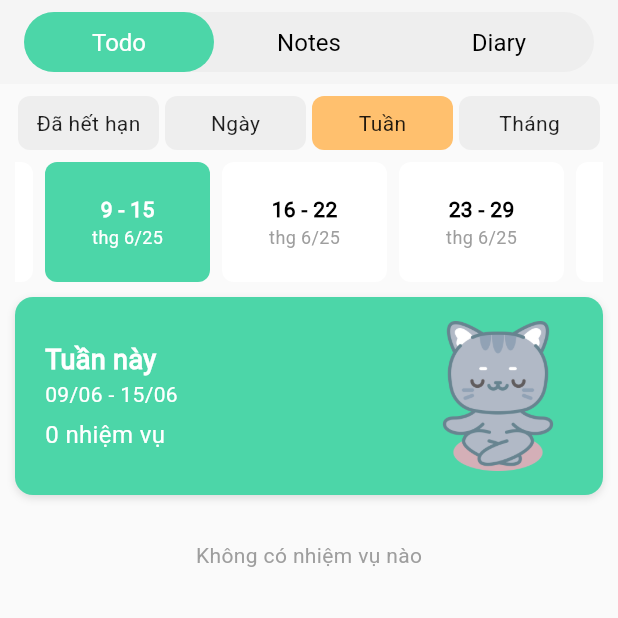
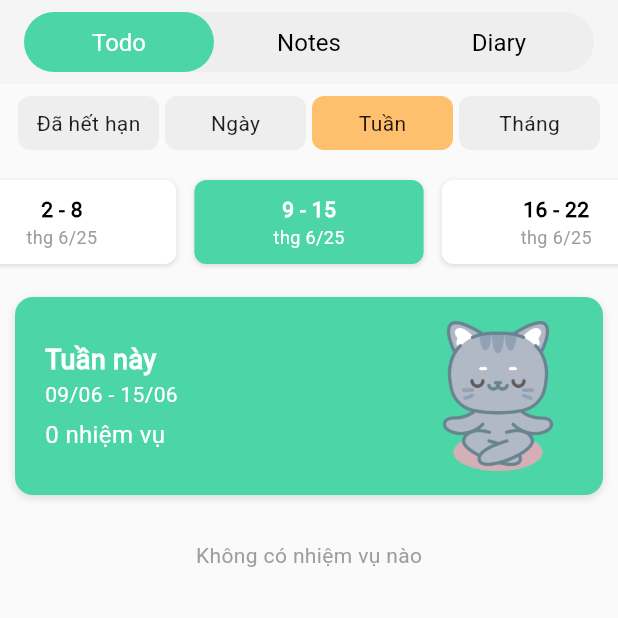
Before and after one commit to nguyentrong3114/appreminder, a Flutter app: the TodoScreen screen opened by its route, after a tap on "Đã hết hạn", after a tap on "Ngày", after a tap on "Tuần", on a phone screen of 412 x 824 dp, the top half of it. Run offline on Flutter 3.47's test engine with Material 3 defaults, Android fonts, the phone set to English and light mode, and no system bars; our stand-ins replace audioplayers, cloud_firestore, firebase_auth, firebase_core, fl_chart, flutter_colorpicker and 6 more; accounts and stored records are empty.

Commit message:
fix todo

```diff
--- a/lib/views/widgets/manage/todo.dart
+++ b/lib/views/widgets/manage/todo.dart
@@ -22,9 +22,9 @@ class TodoState extends State<TodoScreen> {
   late List<DateTime> allDays;
   late List<List<DateTime>> allWeeks;
   late List<DateTime> allMonths;
-  late ScrollController dayScrollController;
-  late ScrollController weekScrollController;
-  late ScrollController monthScrollController;
+  late PageController dayPageController;
+  late PageController weekPageController;
+  late PageController monthPageController;
   int currentDayIndex = 0;
   int currentWeekIndex = 0;
   int currentMonthIndex = 0;
@@ -34,17 +34,20 @@ class TodoState extends State<TodoScreen> {
     super.initState();
     _initializeDates();
 
-    // Cuộn đến ngày hiện tại
-    dayScrollController = ScrollController(
-      initialScrollOffset: math.max(0, (currentDayIndex - 3) * 49.0),
+    // Khởi tạo PageController với vị trí hiện tại
+    dayPageController = PageController(
+      initialPage: currentDayIndex,
+      viewportFraction: 0.2, // Hiển thị 5 items cùng lúc
     );
 
-    weekScrollController = ScrollController(
-      initialScrollOffset: math.max(0, (currentWeekIndex - 1) * 120.0),
+    weekPageController = PageController(
+      initialPage: currentWeekIndex,
+      viewportFraction: 0.4, // Hiển thị 2.5 items cùng lúc
     );
 
-    monthScrollController = ScrollController(
-      initialScrollOffset: math.max(0, (currentMonthIndex - 2) * 80.0),
+    monthPageController = PageController(
+      initialPage: currentMonthIndex,
+      viewportFraction: 0.3, // Hiển thị 3.3 items cùng lúc
     );
   }
 
@@ -120,6 +123,14 @@ class TodoState extends State<TodoScreen> {
 
   List<DateTime> _getWeekRange(DateTime startDate) {
     return List.generate(7, (index) => startDate.add(Duration(days: index)));
+  }
+
+  @override
+  void dispose() {
+    dayPageController.dispose();
+    weekPageController.dispose();
+    monthPageController.dispose();
+    super.dispose();
   }
 
   @override
@@ -210,26 +221,26 @@ class TodoState extends State<TodoScreen> {
             // Update selected date based on new filter
             _updateSelectedDateBasedOnFilter();
 
-            // Scroll to current day/week/month when filter changes
+            // Animate to current day/week/month when filter changes
             WidgetsBinding.instance.addPostFrameCallback((_) {
               if (index == 1) {
                 // Day
-                dayScrollController.animateTo(
-                  math.max(0, (currentDayIndex - 3) * 49.0),
+                dayPageController.animateToPage(
+                  currentDayIndex,
                   duration: Duration(milliseconds: 300),
                   curve: Curves.easeOut,
                 );
               } else if (index == 2) {
                 // Week
-                weekScrollController.animateTo(
-                  math.max(0, (currentWeekIndex - 1) * 120.0),
+                weekPageController.animateToPage(
+                  currentWeekIndex,
                   duration: Duration(milliseconds: 300),
                   curve: Curves.easeOut,
                 );
               } else if (index == 3) {
                 // Month
-                monthScrollController.animateTo(
-                  math.max(0, (currentMonthIndex - 2) * 80.0),
+                monthPageController.animateToPage(
+                  currentMonthIndex,
                   duration: Duration(milliseconds: 300),
                   curve: Curves.easeOut,
                 );
@@ -277,12 +288,10 @@ class TodoState extends State<TodoScreen> {
 
   Widget _buildDaySelection() {
     return Container(
-      height: 80, // Set a fixed height for the container
-      padding: const EdgeInsets.symmetric(horizontal: 10),
-      child: ListView.builder(
-        scrollDirection: Axis.horizontal,
+      height: 80,
+      child: PageView.builder(
+        controller: dayPageController,
         itemCount: allDays.length,
-        controller: dayScrollController,
         itemBuilder: (context, index) {
           DateTime day = allDays[index];
           bool isSelected =
@@ -295,14 +304,24 @@ class TodoState extends State<TodoScreen> {
               setState(() {
                 selectedDate = day;
               });
+              dayPageController.animateToPage(
+                index,
+                duration: Duration(milliseconds: 200),
+                curve: Curves.easeOut,
+              );
             },
             child: Container(
-              width: 45,
-              margin: const EdgeInsets.symmetric(horizontal: 2),
-              padding: const EdgeInsets.symmetric(vertical: 8),
+              margin: const EdgeInsets.symmetric(horizontal: 4, vertical: 8),
               decoration: BoxDecoration(
                 color: isSelected ? Color(0xFF4CD6A8) : Colors.white,
                 borderRadius: BorderRadius.circular(8),
+                boxShadow: [
+                  BoxShadow(
+                    color: Colors.black12,
+                    blurRadius: 2,
+                    offset: Offset(0, 1),
+                  )
+                ],
               ),
               child: Column(
                 mainAxisAlignment: MainAxisAlignment.center,
@@ -334,11 +353,9 @@ class TodoState extends State<TodoScreen> {
   Widget _buildWeekSelection() {
     return Container(
       height: 80,
-      padding: const EdgeInsets.symmetric(horizontal: 10),
-      child: ListView.builder(
-        scrollDirection: Axis.horizontal,
+      child: PageView.builder(
+        controller: weekPageController,
         itemCount: allWeeks.length,
-        controller: weekScrollController,
         itemBuilder: (context, index) {
           List<DateTime> weekRange = allWeeks[index];
           bool isSelected = _isSameWeek(weekRange[0], selectedDate);
@@ -348,14 +365,24 @@ class TodoState extends State<TodoScreen> {
               setState(() {
                 selectedDate = weekRange[0];
               });
+              weekPageController.animateToPage(
+                index,
+                duration: Duration(milliseconds: 200),
+                curve: Curves.easeOut,
+              );
             },
             child: Container(
-              width: 110,
-              margin: const EdgeInsets.symmetric(horizontal: 4),
-              padding: const EdgeInsets.symmetric(vertical: 12),
+              margin: const EdgeInsets.symmetric(horizontal: 6, vertical: 12),
               decoration: BoxDecoration(
                 color: isSelected ? Color(0xFF4CD6A8) : Colors.white,
                 borderRadius: BorderRadius.circular(8),
+                boxShadow: [
+                  BoxShadow(
+                    color: Colors.black12,
+                    blurRadius: 2,
+                    offset: Offset(0, 1),
+                  )
+                ],
               ),
               child: Column(
                 mainAxisAlignment: MainAxisAlignment.center,
@@ -387,11 +414,9 @@ class TodoState extends State<TodoScreen> {
   Widget _buildMonthSelection() {
     return Container(
       height: 80,
-      padding: const EdgeInsets.symmetric(horizontal: 10),
-      child: ListView.builder(
-        scrollDirection: Axis.horizontal,
+      child: PageView.builder(
+        controller: monthPageController,
         itemCount: allMonths.length,
-        controller: monthScrollController,
         itemBuilder: (context, index) {
           DateTime month = allMonths[index];
           bool isSelected =
@@ -403,14 +428,24 @@ class TodoState extends State<TodoScreen> {
               setState(() {
                 selectedDate = month;
               });
+              monthPageController.animateToPage(
+                index,
+                duration: Duration(milliseconds: 200),
+                curve: Curves.easeOut,
+              );
             },
             child: Container(
-              width: 70,
-              margin: const EdgeInsets.symmetric(horizontal: 4),
-              padding: const EdgeInsets.symmetric(vertical: 12),
+              margin: const EdgeInsets.symmetric(horizontal: 6, vertical: 12),
               decoration: BoxDecoration(
                 color: isSelected ? Color(0xFF4CD6A8) : Colors.white,
                 borderRadius: BorderRadius.circular(8),
+                boxShadow: [
+                  BoxShadow(
+                    color: Colors.black12,
+                    blurRadius: 2,
+                    offset: Offset(0, 1),
+                  )
+                ],
               ),
               child: Column(
                 mainAxisAlignment: MainAxisAlignment.center,
@@ -882,6 +917,8 @@ class TodoState extends State<TodoScreen> {
   }
 
   // Widget for Notes tab content
+
+  // Widget for Notes tab content
   Widget _buildNotesContent() {
     return NotesScreen();
   }
```
